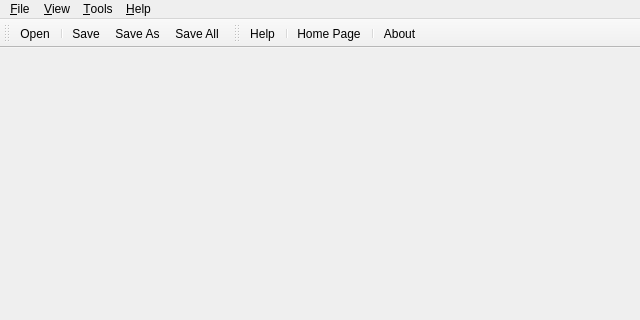
Before: the Qt Designer form src/ui/mainwindow.ui in opencor/opencor, drawn with Qt 5; both pictures show x 0 to 640 and y 0 to 320 of the 640 by 480 pixel window.
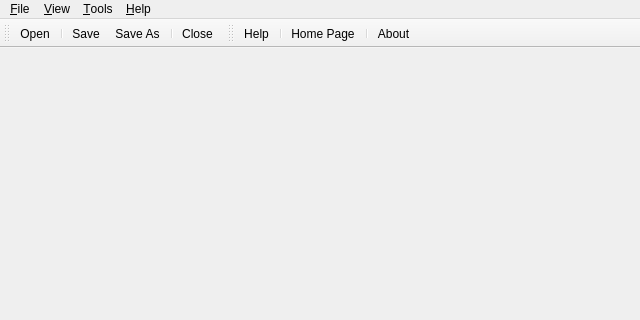
After: the same form once the commit is applied. Icons and pictures are not drawn.

The edit to the form file:
```diff
--- a/src/ui/mainwindow.ui
+++ b/src/ui/mainwindow.ui
@@ -143,7 +143,8 @@
    <addaction name="separator"/>
    <addaction name="actionSave"/>
    <addaction name="actionSaveAs"/>
-   <addaction name="actionSaveAll"/>
+   <addaction name="separator"/>
+   <addaction name="actionClose"/>
   </widget>
   <widget class="QToolBar" name="helpToolbar">
    <property name="windowTitle">
```
Left out of the diff: 11 changed lines with no effect on the pictures.
